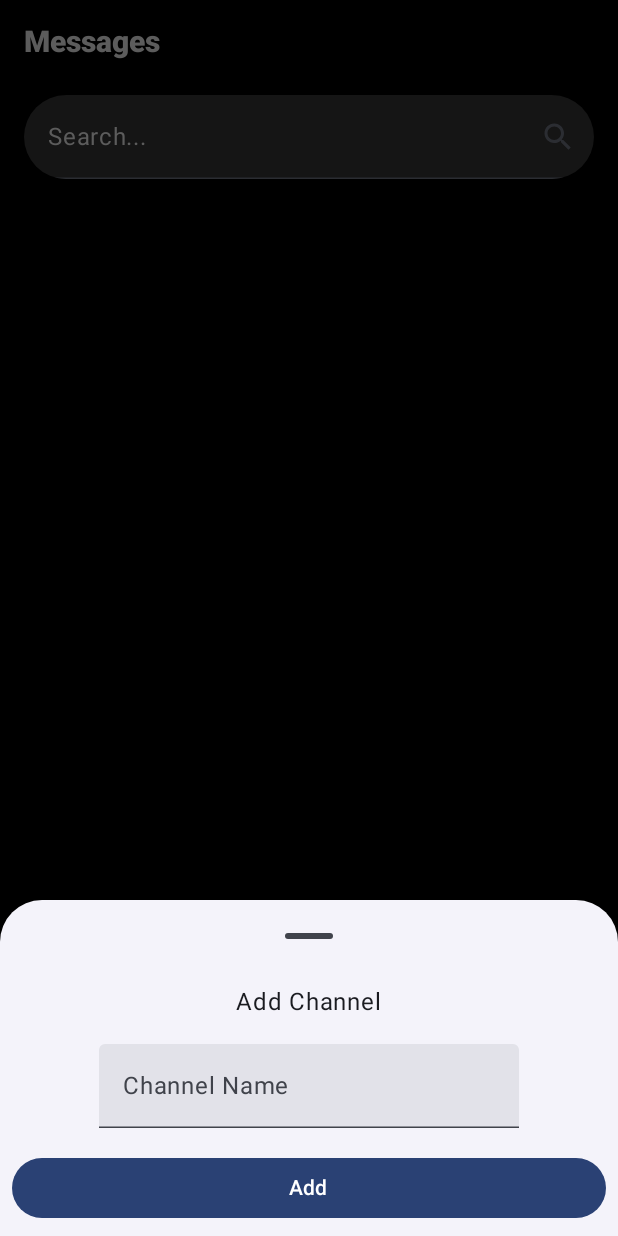
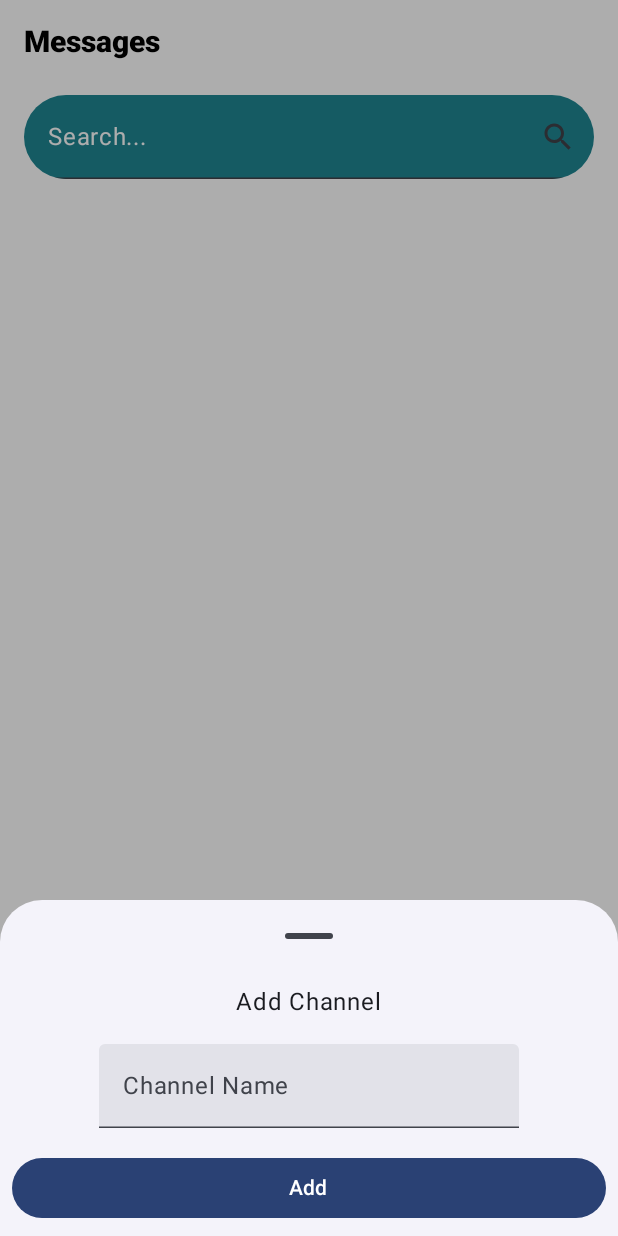
Before and after one commit to yazdanafra/ChatRoom, an Android app built with Jetpack Compose: the HomeScreen screen opened through its navigation route, after a tap on "Add Channel", on a phone screen of 412 x 824 dp. Run offline under Robolectric (Android 15) with nearby library versions, the light colour scheme and no system bars; our stand-ins replace Dagger/Hilt's generated code, Firebase (no records; nobody signed in at launch, a user with empty details on screens opened directly), Timber; libraries missing offline, so code that uses them is left out: com.permissionx.guolindev, com.zegocloud.uikit, im.zego.zim; 9 statements that could not run were skipped.

Commit message:
Changing color themes

```diff
--- a/app/src/main/java/com/g2/chatroom/feature/chat/ChatScreen.kt
+++ b/app/src/main/java/com/g2/chatroom/feature/chat/ChatScreen.kt
@@ -310,7 +310,7 @@ fun ChatBubble(message: Message) {
                     if (!isCurrentUser) {
                         Text(
                             text = message.senderName,
-                            color = Color.Black,
+                            color = Color.Gray,
                             style = TextStyle(fontSize = 12.sp),
                             modifier = Modifier.padding(start = 4.dp, bottom = 2.dp)
                         )
@@ -331,7 +331,7 @@ fun ChatBubble(message: Message) {
                                 contentScale = ContentScale.Crop
                             )
                         } else {
-                            Text(text = message.message?.trim() ?: "", color = Color.Black)
+                            Text(text = message.message?.trim() ?: "", color = Color.White)
                         }
                     }
                 }
--- a/app/src/main/java/com/g2/chatroom/feature/home/HomeScreen.kt
+++ b/app/src/main/java/com/g2/chatroom/feature/home/HomeScreen.kt
@@ -84,7 +84,7 @@ fun HomeScreen(navController: NavController) {
                     text = "Add Channel", modifier = Modifier.padding(16.dp), color = Color.White
                 )
             }
-        }, containerColor = Color.Black
+        }, containerColor = Color.White
     ) {
         Box(
             modifier = Modifier
@@ -95,7 +95,7 @@ fun HomeScreen(navController: NavController) {
                 item {
                     Text(
                         text = "Messages",
-                        color = Color.Gray,
+                        color = Color.Black,
                         style = TextStyle(fontSize = 20.sp, fontWeight = FontWeight.Black),
                         modifier = Modifier.padding(16.dp)
                     )
@@ -113,13 +113,13 @@ fun HomeScreen(navController: NavController) {
                             ),
                         textStyle = TextStyle(color = Color.LightGray),
                         colors = TextFieldDefaults.colors().copy(
-                            focusedContainerColor = DarkGrey,
-                            unfocusedContainerColor = DarkGrey,
-                            focusedTextColor = Color.Gray,
-                            unfocusedTextColor = Color.Gray,
-                            focusedPlaceholderColor = Color.Gray,
-                            unfocusedPlaceholderColor = Color.Gray,
-                            focusedIndicatorColor = Color.Gray
+                            focusedContainerColor = Color(0xFF1F8793),
+                            unfocusedContainerColor = Color(0xFF1F8793),
+                            focusedTextColor = Color.White,
+                            unfocusedTextColor = Color.White,
+                            focusedPlaceholderColor = Color.White,
+                            unfocusedPlaceholderColor = Color.White,
+                            focusedIndicatorColor = Color.White
                         ),
                         trailingIcon = {
                             Icon(
@@ -168,7 +168,7 @@ fun ChannelItem(
         modifier = modifier
             .fillMaxWidth()
             .clip(RoundedCornerShape(16.dp))
-            .background(DarkGrey)
+            .background(Color(0xFF1F8793))
     ) {
         Row(
             modifier = Modifier
```
